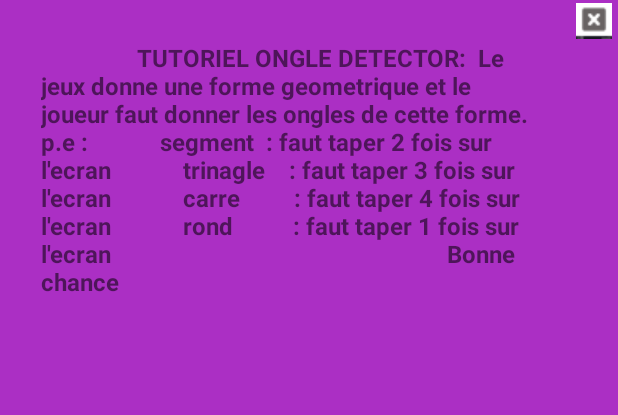
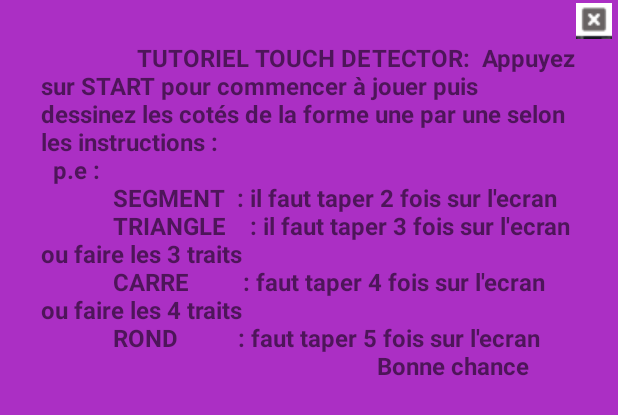
Before and after one commit to DeptInfoProjects/PLFGJ, an Android app: the layout custom_layout.xml on its own in the app's theme, with its tools: preview values and no code run, on a phone screen of 412 x 824 dp. Shown: the top 415 px of the screen. Run offline under Robolectric (Android 15) with nearby library versions, the phone set to English and light mode, and no system bars.

Commit message:
Update custom_layout.xml : HtP
Correction du How to Play

```diff
--- a/android/app/src/main/res/layout/custom_layout.xml
+++ b/android/app/src/main/res/layout/custom_layout.xml
@@ -26,15 +26,15 @@
         android:layout_width="409dp"
         android:layout_height="wrap_content"
         android:padding="25sp"
-        android:text="                TUTORIEL ONGLE DETECTOR:
+        android:text="                TUTORIEL TOUCH DETECTOR:
 
-Le jeux donne une forme geometrique et le joueur faut donner les ongles de cette forme.
+Appuyez sur START pour commencer à jouer puis dessinez les cotés de la forme une par une selon les instructions :\n
 
-p.e :
-           segment  : faut taper 2 fois sur l'ecran
-           trinagle    : faut taper 3 fois sur l'ecran
-           carre         : faut taper 4 fois sur l'ecran
-           rond          : faut taper 1 fois sur l'ecran
+p.e :\n
+           SEGMENT  : il faut taper 2 fois sur l'ecran\n
+           TRIANGLE    : il faut taper 3 fois sur l'ecran ou faire les 3 traits\n
+           CARRE         : faut taper 4 fois sur l'ecran ou faire les 4 traits\n
+           ROND          : faut taper 5 fois sur l'ecran\n
 
 
 
```
